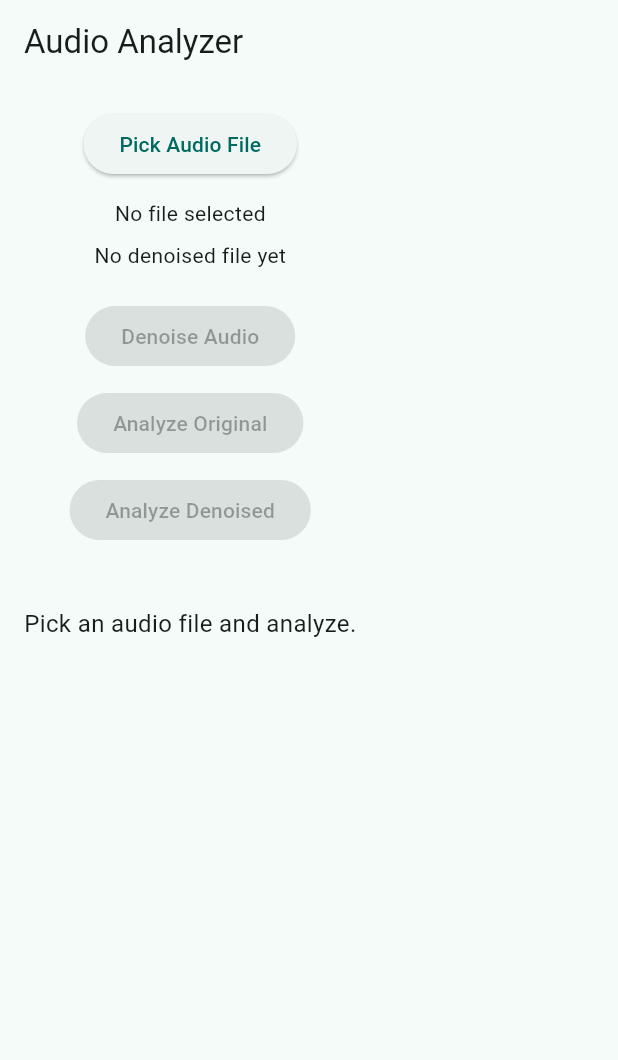
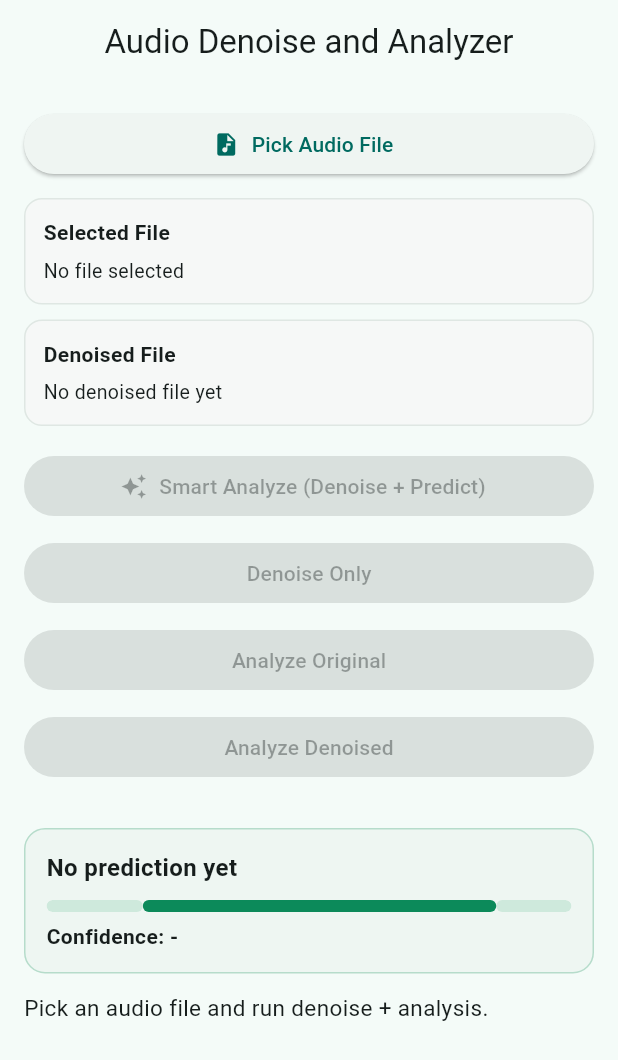
Before and after one commit to Kantdrav/demodulation, a Flutter app: the screen it shows after launch, on a phone screen of 412 x 824 dp. Shown: the top 1060 px of the screen. Run offline on Flutter 3.47's test engine with Material 3 defaults, Android fonts, the phone set to English and light mode, and no system bars; our stand-ins replace file_picker.

Commit message:
Add denoise endpoint and smart denoise-analyze Flutter UI

```diff
--- a/flutter_app/lib/main.dart
+++ b/flutter_app/lib/main.dart
@@ -32,7 +32,9 @@ class _HomePageState extends State<HomePage> {
 
   String? selectedPath;
   String? denoisedPath;
-  String resultText = 'Pick an audio file and analyze.';
+  String resultText = 'Pick an audio file and run denoise + analysis.';
+  String? predictedLabel;
+  double? confidence;
   bool loading = false;
 
   Future<void> pickAudio() async {
@@ -65,7 +67,6 @@ class _HomePageState extends State<HomePage> {
   }
 
   Future<void> analyzePath(String path) async {
-
     setState(() {
       loading = true;
       resultText = 'Analyzing...';
@@ -76,10 +77,14 @@ class _HomePageState extends State<HomePage> {
       final label = data['label'];
       final conf = (data['confidence'] as num).toDouble();
       setState(() {
+        predictedLabel = label.toString();
+        confidence = conf.clamp(0.0, 1.0);
         resultText = 'Detected: $label\nConfidence: ${(conf * 100).toStringAsFixed(2)}%';
       });
     } catch (exc) {
       setState(() {
+        predictedLabel = null;
+        confidence = null;
         resultText = 'Failed: $exc';
       });
     } finally {
@@ -103,10 +108,14 @@ class _HomePageState extends State<HomePage> {
       final output = await api.denoiseToTempFile(selectedPath!);
       setState(() {
         denoisedPath = output;
+        predictedLabel = null;
+        confidence = null;
         resultText = 'Denoised file ready. Tap Analyze Denoised.';
       });
     } catch (exc) {
       setState(() {
+        predictedLabel = null;
+        confidence = null;
         resultText = 'Denoise failed: $exc';
       });
     } finally {
@@ -116,26 +125,133 @@ class _HomePageState extends State<HomePage> {
     }
   }
 
+  Future<void> runSmartPipeline() async {
+    if (selectedPath == null) {
+      return;
+    }
+
+    setState(() {
+      loading = true;
+      predictedLabel = null;
+      confidence = null;
+      resultText = 'Denoising and analyzing...';
+    });
+
+    try {
+      final output = await api.denoiseToTempFile(selectedPath!);
+      final data = await api.predictFromFilePath(output);
+      final label = data['label'];
+      final conf = (data['confidence'] as num).toDouble();
+
+      setState(() {
+        denoisedPath = output;
+        predictedLabel = label.toString();
+        confidence = conf.clamp(0.0, 1.0);
+        resultText = 'Smart result: $label\nConfidence: ${(conf * 100).toStringAsFixed(2)}%';
+      });
+    } catch (exc) {
+      setState(() {
+        predictedLabel = null;
+        confidence = null;
+        resultText = 'Smart analysis failed: $exc';
+      });
+    } finally {
+      setState(() {
+        loading = false;
+      });
+    }
+  }
+
+  Widget _buildPathCard(String title, String value) {
+    return Container(
+      width: double.infinity,
+      padding: const EdgeInsets.all(12),
+      decoration: BoxDecoration(
+        color: const Color(0xFFF6F8F7),
+        borderRadius: BorderRadius.circular(12),
+        border: Border.all(color: const Color(0xFFDFE7E3)),
+      ),
+      child: Column(
+        crossAxisAlignment: CrossAxisAlignment.start,
+        children: [
+          Text(
+            title,
+            style: const TextStyle(fontWeight: FontWeight.w700),
+          ),
+          const SizedBox(height: 6),
+          Text(value, style: const TextStyle(fontSize: 13)),
+        ],
+      ),
+    );
+  }
+
+  Widget _buildPredictionCard() {
+    final conf = confidence;
+    return Container(
+      width: double.infinity,
+      padding: const EdgeInsets.all(14),
+      decoration: BoxDecoration(
+        color: const Color(0xFFEEF6F2),
+        borderRadius: BorderRadius.circular(14),
+        border: Border.all(color: const Color(0xFFB6DCCB)),
+      ),
+      child: Column(
+        crossAxisAlignment: CrossAxisAlignment.start,
+        children: [
+          Text(
+            predictedLabel == null ? 'No prediction yet' : 'Prediction: $predictedLabel',
+            style: const TextStyle(fontSize: 16, fontWeight: FontWeight.w700),
+          ),
+          const SizedBox(height: 10),
+          LinearProgressIndicator(
+            value: conf,
+            minHeight: 8,
+            borderRadius: BorderRadius.circular(8),
+            color: const Color(0xFF0C8A5A),
+            backgroundColor: const Color(0xFFCEE9DC),
+          ),
+          const SizedBox(height: 6),
+          Text(
+            conf == null ? 'Confidence: -' : 'Confidence: ${(conf * 100).toStringAsFixed(2)}%',
+            style: const TextStyle(fontWeight: FontWeight.w600),
+          ),
+        ],
+      ),
+    );
+  }
+
   @override
   Widget build(BuildContext context) {
     return Scaffold(
-      appBar: AppBar(title: const Text('Audio Analyzer')),
+      appBar: AppBar(
+        title: const Text('Audio Denoise and Analyzer'),
+        centerTitle: true,
+      ),
       body: Padding(
         padding: const EdgeInsets.all(16),
+        child: SingleChildScrollView(
           child: Column(
+            crossAxisAlignment: CrossAxisAlignment.stretch,
             children: [
-            ElevatedButton(
+              ElevatedButton.icon(
                 onPressed: loading ? null : pickAudio,
-              child: const Text('Pick Audio File'),
+                icon: const Icon(Icons.audio_file),
+                label: const Text('Pick Audio File'),
               ),
               const SizedBox(height: 12),
-            Text(selectedPath ?? 'No file selected'),
-            const SizedBox(height: 8),
-            Text(denoisedPath == null ? 'No denoised file yet' : 'Denoised: $denoisedPath'),
-            const SizedBox(height: 20),
+              _buildPathCard('Selected File', selectedPath ?? 'No file selected'),
+              const SizedBox(height: 10),
+              _buildPathCard('Denoised File', denoisedPath ?? 'No denoised file yet'),
+              const SizedBox(height: 16),
+              FilledButton.icon(
+                onPressed: loading || selectedPath == null ? null : runSmartPipeline,
+                icon: const Icon(Icons.auto_awesome),
+                label: const Text('Smart Analyze (Denoise + Predict)'),
+              ),
+              const SizedBox(height: 10),
               FilledButton.tonal(
                 onPressed: loading || selectedPath == null ? null : denoiseAudio,
-              child: const Text('Denoise Audio'),
+                child: const Text('Denoise Only'),
               ),
               const SizedBox(height: 10),
               FilledButton(
@@ -147,14 +263,20 @@ class _HomePageState extends State<HomePage> {
                 onPressed: loading || denoisedPath == null ? null : analyzeDenoised,
                 child: const Text('Analyze Denoised'),
               ),
-            const SizedBox(height: 24),
-            if (loading) const CircularProgressIndicator(),
-            const SizedBox(height: 16),
+              const SizedBox(height: 18),
+              if (loading)
+                const Center(
+                  child: CircularProgressIndicator(),
+                ),
+              const SizedBox(height: 12),
+              _buildPredictionCard(),
+              const SizedBox(height: 12),
               Text(
                 resultText,
-              style: const TextStyle(fontSize: 16),
+                style: const TextStyle(fontSize: 15),
               ),
             ],
+          ),
         ),
       ),
     );
```
Also changed, not shown: flutter_app/pubspec.lock (added). Lines whose indentation alone changed are shown as unchanged.
